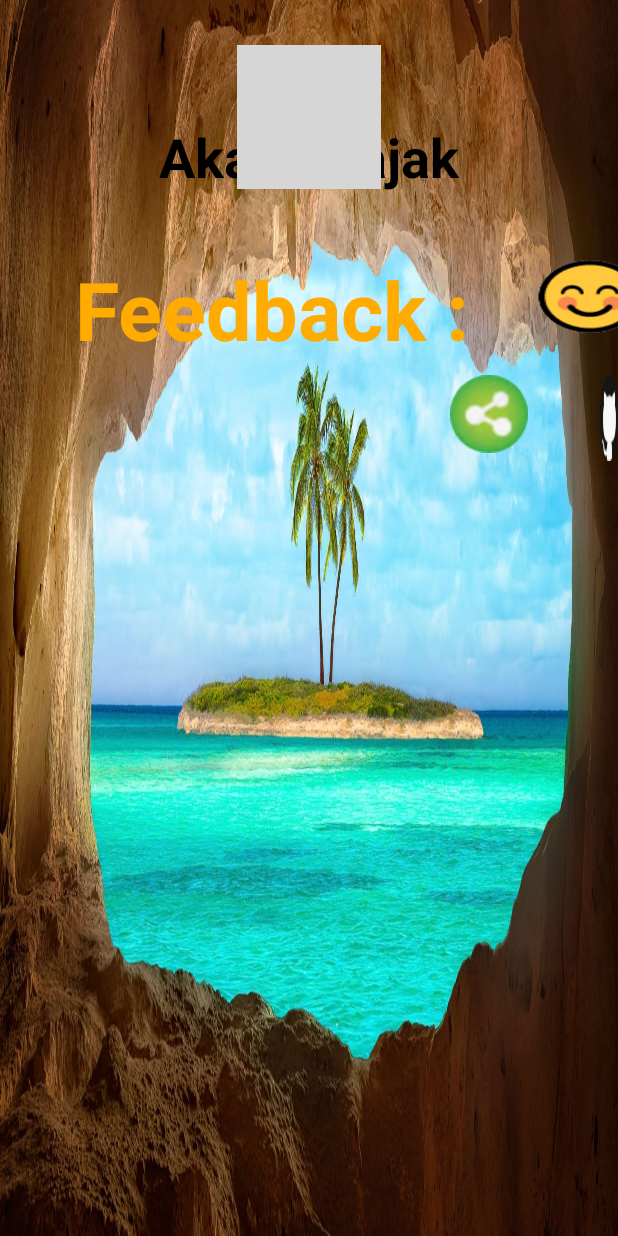
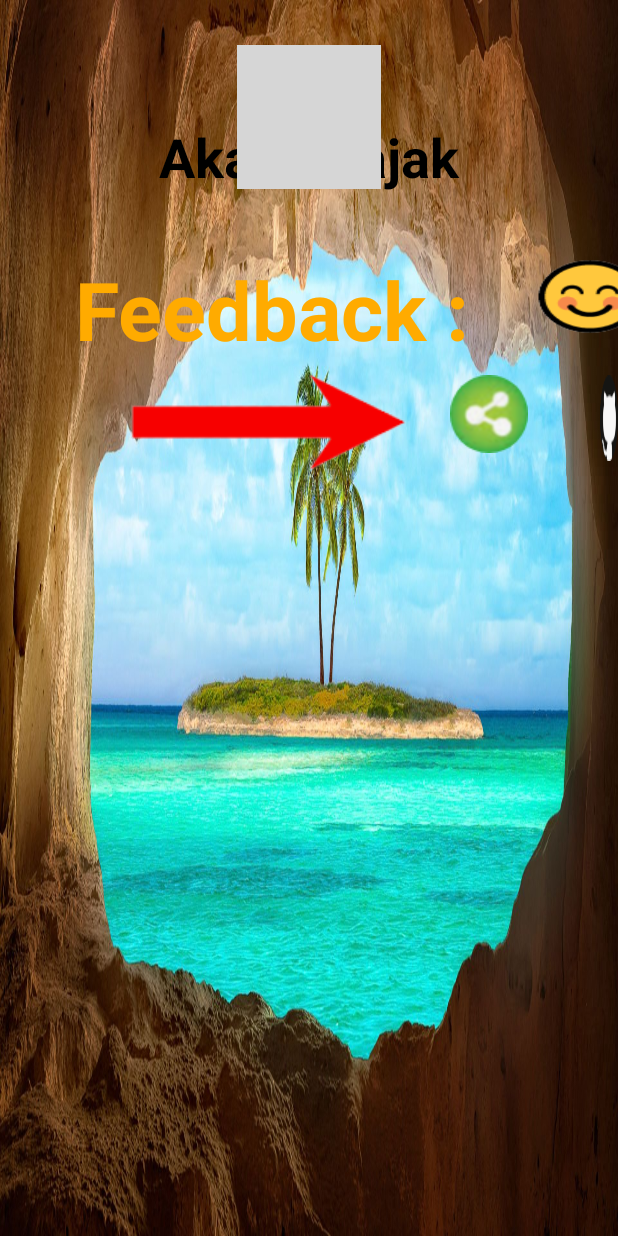
Before and after one commit to akash-rajak/Cave-Man-Game, an Android app: the layout credits_layout.xml on its own in the app's theme, with its tools: preview values and no code run, on a phone screen of 412 x 824 dp. Run offline under Robolectric (Android 15) with nearby library versions, the phone set to English and light mode, and no system bars; Roboto replaces fonts that are not available here; grey boxes are pictures that could not be loaded.

Commit message:
Added Arrow button with blink

```diff
--- a/app/src/main/res/layout/credits_layout.xml
+++ b/app/src/main/res/layout/credits_layout.xml
@@ -94,6 +94,15 @@
 	-->
 
 	<Button
+		android:id="@+id/arrow_button"
+		android:layout_width="wrap_content"
+		android:layout_height="wrap_content"
+		android:background="@layout/arrowbutton_layout"
+		android:layout_marginLeft="80dip"
+		android:layout_marginTop="245dip"
+		android:soundEffectsEnabled="false"/>
+
+	<Button
 		android:id="@+id/share_button"
 		android:layout_width="wrap_content"
 		android:layout_height="wrap_content"
```
Also changed, not shown: app/src/main/java/com/example/caveman/CreditsActivity.java (+32 -0 lines), app/src/main/res/layout/arrowbutton_layout.xml (added, +7 -0 lines), app/src/main/res/drawable/arrow.png (added).
